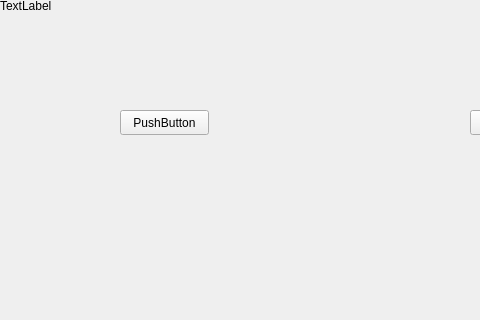
This is JPKomat/src/mainwindow.ui in ppitu/JPKomat as Qt 5 draws it before an edit; both pictures show x 0 to 480 and y 280 to 600 of the 800 by 600 pixel window. The edited form follows.
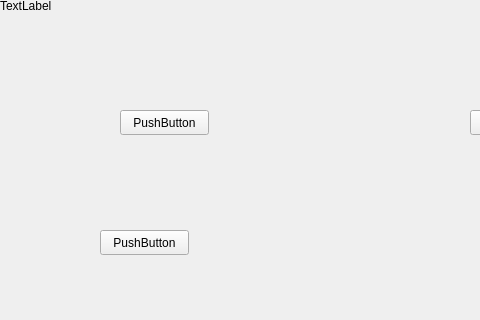
This is the edited form.

```diff
--- a/JPKomat/src/mainwindow.ui
+++ b/JPKomat/src/mainwindow.ui
@@ -157,6 +157,19 @@
      <string>PushButton</string>
     </property>
    </widget>
+   <widget class="QPushButton" name="pushButton_3">
+    <property name="geometry">
+     <rect>
+      <x>100</x>
+      <y>510</y>
+      <width>89</width>
+      <height>25</height>
+     </rect>
+    </property>
+    <property name="text">
+     <string>PushButton</string>
+    </property>
+   </widget>
   </widget>
   <widget class="QMenuBar" name="menubar">
    <property name="geometry">
```
